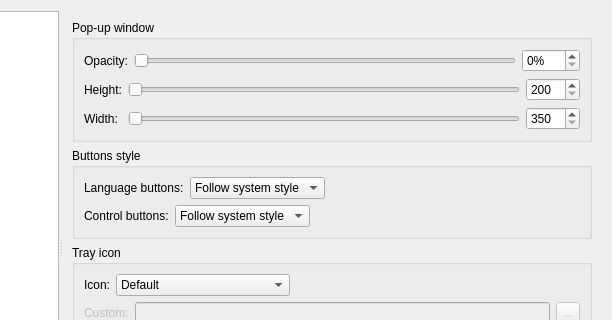
First picture: the form in src/settingsdialog.ui, repository crow-translate/crow-translate, before the edit; both pictures show x 152 to 764 and y 0 to 320 of the 764 by 521 pixel window.
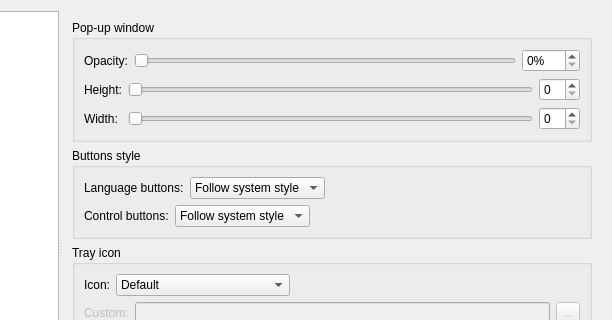
Second picture: the form after the edit. The open tabs and pages were chosen to show the change. Icons and pictures are not drawn.

Commit message: Add limit for the size of the pop-up window Now the maximum size of the pop-up window depends on the primary display size.

```diff
--- a/src/settingsdialog.ui
+++ b/src/settingsdialog.ui
@@ -308,14 +308,7 @@
            <item>
             <layout class="QGridLayout" name="popupSizeLayout">
              <item row="0" column="2">
-              <widget class="QSpinBox" name="popupHeightSpinBox">
-               <property name="minimum">
-                <number>200</number>
-               </property>
-               <property name="maximum">
-                <number>1000</number>
-               </property>
-              </widget>
+              <widget class="QSpinBox" name="popupHeightSpinBox"/>
              </item>
              <item row="0" column="0">
               <widget class="QLabel" name="popupHeightLabel">
@@ -326,15 +319,6 @@
              </item>
              <item row="0" column="1">
               <widget class="QSlider" name="popupHeightSlider">
-               <property name="minimum">
-                <number>200</number>
-               </property>
-               <property name="maximum">
-                <number>1000</number>
-               </property>
-               <property name="singleStep">
-                <number>1</number>
-               </property>
                <property name="orientation">
                 <enum>Qt::Horizontal</enum>
                </property>
@@ -342,12 +326,6 @@
              </item>
              <item row="1" column="1">
               <widget class="QSlider" name="popupWidthSlider">
-               <property name="minimum">
-                <number>350</number>
-               </property>
-               <property name="maximum">
-                <number>1000</number>
-               </property>
                <property name="orientation">
                 <enum>Qt::Horizontal</enum>
                </property>
@@ -361,14 +339,7 @@
               </widget>
              </item>
              <item row="1" column="2">
-              <widget class="QSpinBox" name="popupWidthSpinBox">
-               <property name="minimum">
-                <number>350</number>
-               </property>
-               <property name="maximum">
-                <number>1000</number>
-               </property>
-              </widget>
+              <widget class="QSpinBox" name="popupWidthSpinBox"/>
              </item>
             </layout>
            </item>
```
The commit also changes 3 other files.
